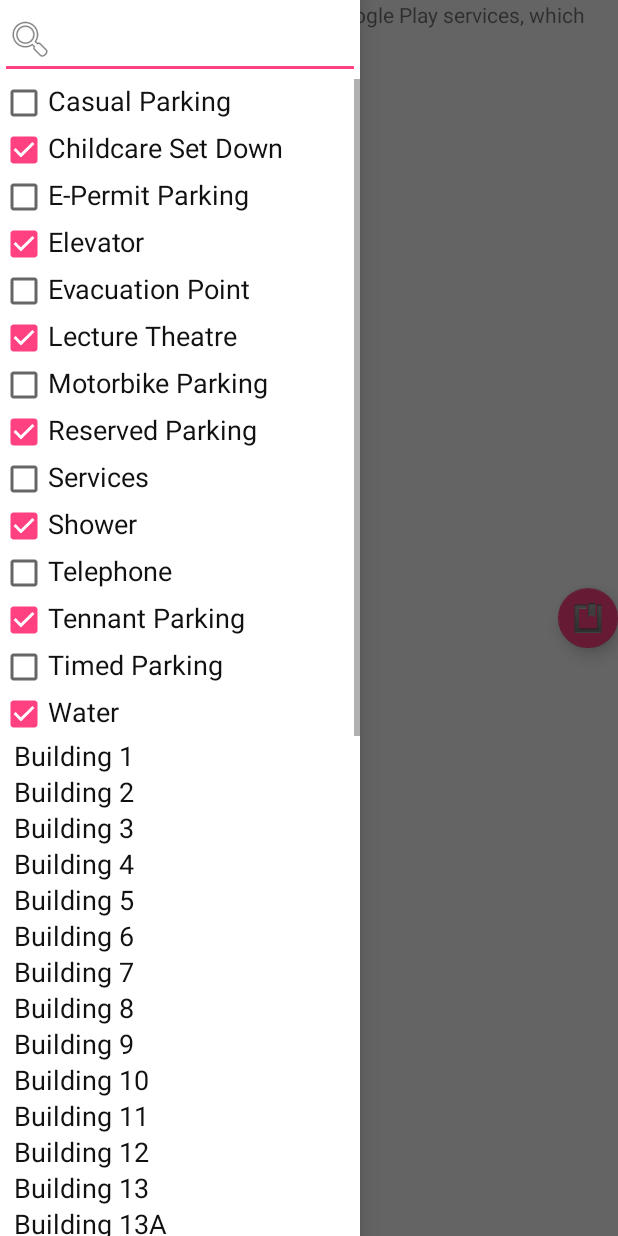
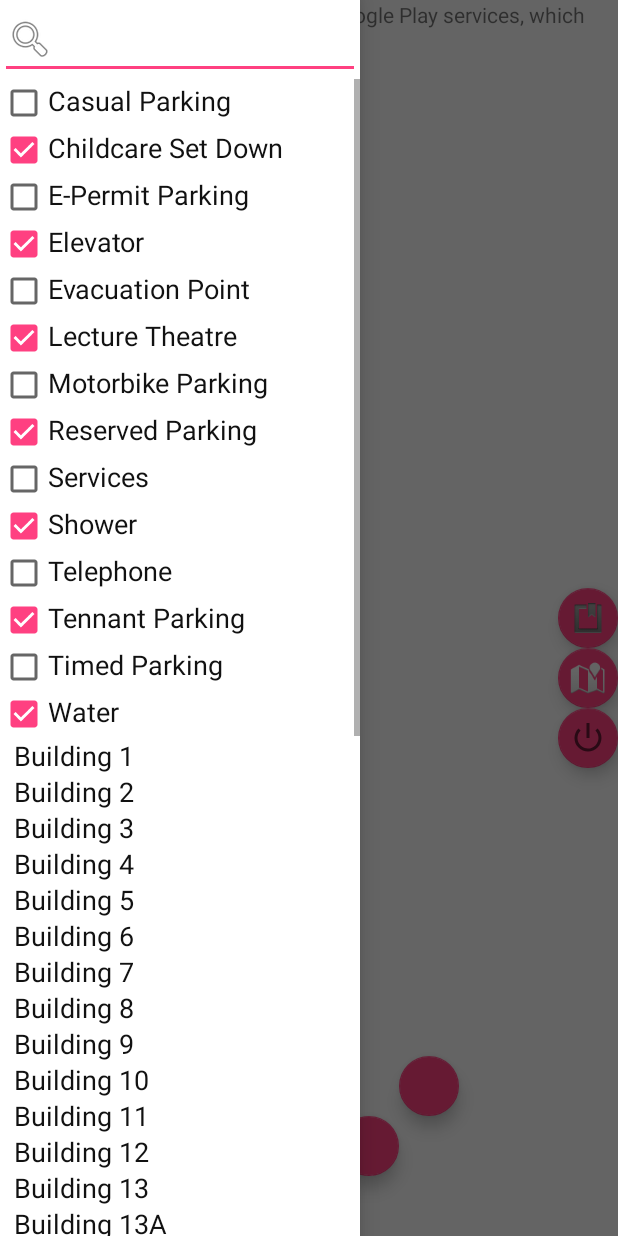
Before and after one commit to SoftwareEngineeringPractice2017/UCDetailedMaps, an Android app: the screen it shows after launch (MapsActivity), after a tap on an icon or button, on a phone screen of 412 x 824 dp. Run offline under Robolectric (Android 15) with nearby library versions, the phone set to English and light mode, and no system bars; 8 statements that could not run were skipped.

```diff
--- a/app/src/main/java/com/example/olymbeastmk2/ucdetailedmaps/MapsActivity.java
+++ b/app/src/main/java/com/example/olymbeastmk2/ucdetailedmaps/MapsActivity.java
@@ -274,6 +274,12 @@ public class MapsActivity extends FragmentActivity implements OnMapReadyCallback
         final FloatingActionButton debugSaveToClipboard = ( FloatingActionButton ) findViewById( R.id.debugSaveToClipboardFAB );
         final FloatingActionButton debugToggleBuildings = ( FloatingActionButton ) findViewById( R.id.debugToggleBuildingsFAB );
 
+        final FloatingActionButton FPFAB = ( FloatingActionButton ) findViewById( R.id.FPFAB );
+        final FloatingActionButton FPDisableFAB = ( FloatingActionButton ) findViewById( R.id.FPDisableFAB );
+        final FloatingActionButton FPDownFAB = ( FloatingActionButton ) findViewById( R.id.FPDownFAB );
+        final FloatingActionButton FPLeftFAB = ( FloatingActionButton ) findViewById( R.id.FPLeftFAB );
+        final FloatingActioNButton FPRight
+
         // Text field for inputting a label for the LatLng
         final EditText debugEntryField = ( EditText ) findViewById( R.id.debugEntryField );
 
@@ -518,6 +524,9 @@ public class MapsActivity extends FragmentActivity implements OnMapReadyCallback
                 }
             }
         } );
+
+        // Set this button to enable Floor Plans mode
+
     }
 
     // Init Drawer
--- a/app/src/main/res/layout/activity_maps.xml
+++ b/app/src/main/res/layout/activity_maps.xml
@@ -110,6 +110,72 @@
             android:inputType="textNoSuggestions"/>
         android:hint="LanLng Name" />
 
+        <!-- Button that enables Floor plan debug mode -->
+        <android.support.design.widget.FloatingActionButton
+            android:id="@+id/FPFAB"
+            android:layout_width="wrap_content"
+            android:layout_height="wrap_content"
+            android:layout_below="@id/debugFAB"
+            android:layout_alignParentRight="true"
+            app:fabSize="mini"
+            app:srcCompat="@android:drawable/ic_dialog_map" />
+
+        <!-- Button that disables Floor plan debug mode -->
+        <android.support.design.widget.FloatingActionButton
+            android:id="@+id/FPDisableFAB"
+            android:layout_width="wrap_content"
+            android:layout_height="wrap_content"
+            android:layout_below="@id/FPFAB"
+            android:layout_alignParentRight="true"
+            app:fabSize="mini"
+            app:srcCompat="@android:drawable/ic_lock_power_off" />
+
+        <!-- Down Button -->
+        <android.support.design.widget.FloatingActionButton
+            android:id="@+id/FPDownFAB"
+            android:layout_width="wrap_content"
+            android:layout_height="wrap_content"
+            android:layout_centerHorizontal="true"
+            android:layout_alignParentBottom="true"
+            app:fabSize="mini" />
+
+        <!-- Left Button -->
+        <android.support.design.widget.FloatingActionButton
+            android:id="@+id/FPLeftFAB"
+            android:layout_width="wrap_content"
+            android:layout_height="wrap_content"
+            android:layout_above="@+id/FPDownFAB"
+            android:layout_toLeftOf="@+id/FPDownFAB"
+            app:fabSize="mini" />ght
+
+        <!-- Right Button -->
+        <android.support.design.widget.FloatingActionButton
+            android:id="@+id/FPRightFAB"
+            android:layout_width="wrap_content"
+            android:layout_height="wrap_content"
+            android:layout_above="@+id/FPDownFAB"
+            android:layout_toRightOf="@+id/FPDownFAB"
+            app:fabSize="mini" />
+
+        <!-- Up Button -->
+        <android.support.design.widget.FloatingActionButton
+            android:id="@+id/FPUpFAB"
+            android:layout_width="wrap_content"
+            android:layout_height="wrap_content"
+            android:layout_above="@+id/FPRightFAB"
+            android:layout_toRightOf="@+id/FPRightFAB"
+            app:fabSize="mini" />
+
+        <!-- Left Button -->
+        <!-- <android.support.design.widget.FloatingActionButton
+            android:id="@+id/FPDownFAB"
+            android:layout_width="wrap_content"
+            android:layout_height="wrap_content"
+            android:layout_centerHorizontal="true"
+            android:layout_alignParentBottom="true"
+            app:fabSize="mini"
+            app:srcCompat="@android:drawable/ic_lock_power_off" /> -->
+
     </RelativeLayout>
     <!-- The navigation drawer -->
     <LinearLayout xmlns:android="http://schemas.android.com/apk/res/android"
```
